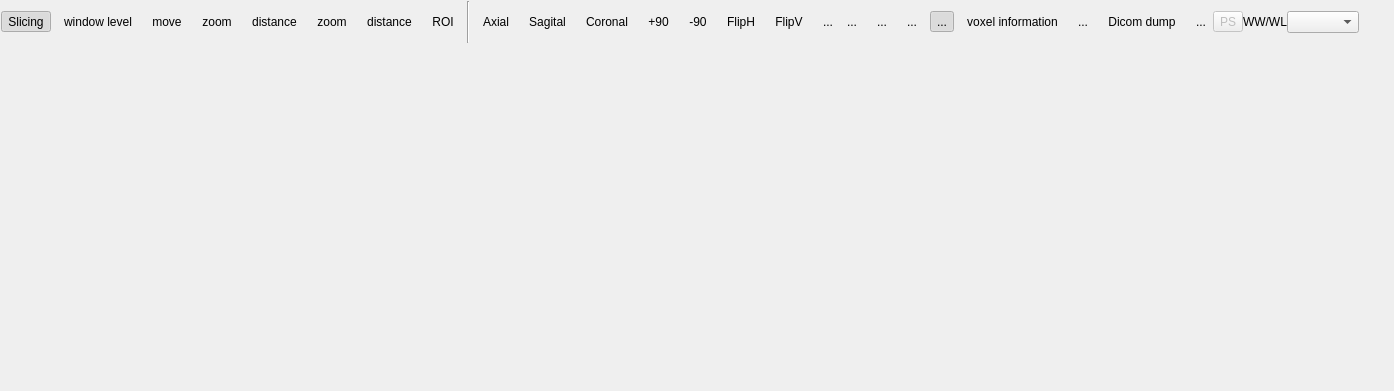
The window that starviewer/src/extensions/main/q2dviewer/q2dviewerextensionbase.ui (starviewer-medical/starviewer) describes before a commit, drawn with Qt 5.
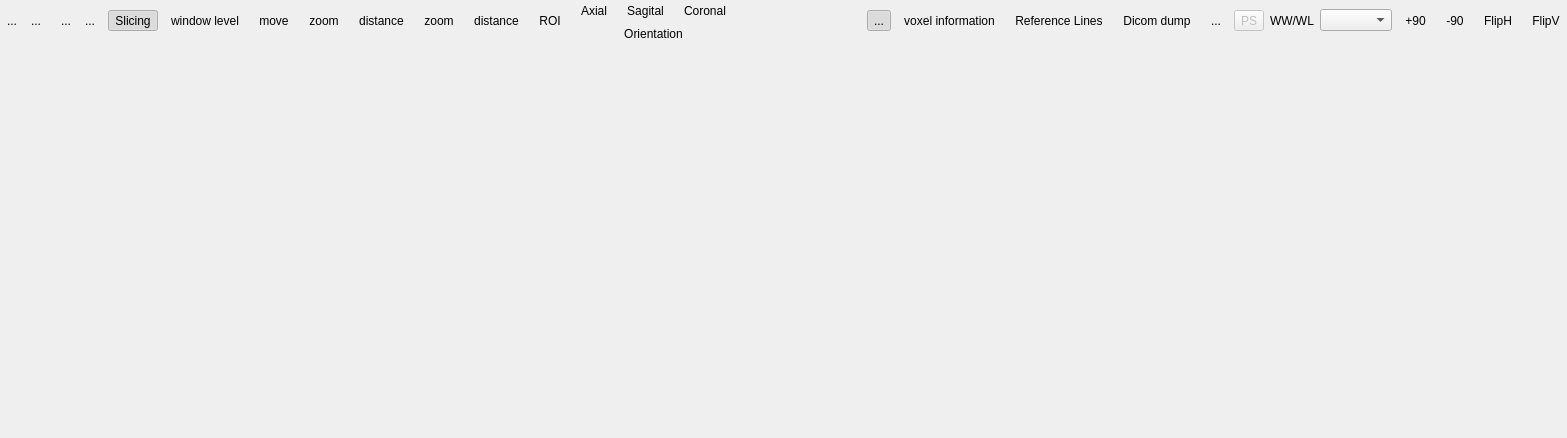
The same window after the commit. Icons and pictures are not drawn. Custom widgets are drawn as their Qt base class.

Commit message: ENH: Començant a "mutar" el look&feel de la 2D Viewer extension

The edit to the form file:
```diff
--- a/starviewer/src/extensions/main/q2dviewer/q2dviewerextensionbase.ui
+++ b/starviewer/src/extensions/main/q2dviewer/q2dviewerextensionbase.ui
@@ -5,16 +5,16 @@
    <rect>
     <x>0</x>
     <y>0</y>
-    <width>1394</width>
-    <height>391</height>
+    <width>1567</width>
+    <height>438</height>
    </rect>
   </property>
   <layout class="QVBoxLayout" >
    <property name="margin" >
-    <number>1</number>
+    <number>0</number>
    </property>
    <property name="spacing" >
-    <number>1</number>
+    <number>0</number>
    </property>
    <item>
     <layout class="QHBoxLayout" >
@@ -22,8 +22,138 @@
       <number>0</number>
      </property>
      <property name="spacing" >
-      <number>0</number>
+      <number>6</number>
      </property>
+     <item>
+      <layout class="QHBoxLayout" >
+       <property name="margin" >
+        <number>0</number>
+       </property>
+       <property name="spacing" >
+        <number>0</number>
+       </property>
+       <item>
+        <widget class="QToolButton" name="m_buttonGrid" >
+         <property name="toolTip" >
+          <string>Series layout</string>
+         </property>
+         <property name="text" >
+          <string>...</string>
+         </property>
+         <property name="icon" >
+          <iconset resource="../../../main/main.qrc" >:/images/grid.png</iconset>
+         </property>
+         <property name="iconSize" >
+          <size>
+           <width>32</width>
+           <height>32</height>
+          </size>
+         </property>
+         <property name="autoRaise" >
+          <bool>true</bool>
+         </property>
+        </widget>
+       </item>
+       <item>
+        <widget class="QToolButton" name="m_downButtonGrid" >
+         <property name="sizePolicy" >
+          <sizepolicy>
+           <hsizetype>0</hsizetype>
+           <vsizetype>5</vsizetype>
+           <horstretch>0</horstretch>
+           <verstretch>0</verstretch>
+          </sizepolicy>
+         </property>
+         <property name="toolTip" >
+          <string>Series layout</string>
+         </property>
+         <property name="text" >
+          <string>...</string>
+         </property>
+         <property name="icon" >
+          <iconset resource="../../../main/main.qrc" >:/images/down.png</iconset>
+         </property>
+         <property name="iconSize" >
+          <size>
+           <width>12</width>
+           <height>12</height>
+          </size>
+         </property>
+         <property name="checkable" >
+          <bool>false</bool>
+         </property>
+         <property name="autoRaise" >
+          <bool>true</bool>
+         </property>
+        </widget>
+       </item>
+      </layout>
+     </item>
+     <item>
+      <layout class="QHBoxLayout" >
+       <property name="margin" >
+        <number>0</number>
+       </property>
+       <property name="spacing" >
+        <number>0</number>
+       </property>
+       <item>
+        <widget class="QToolButton" name="m_imageGrid" >
+         <property name="toolTip" >
+          <string>Image layout</string>
+         </property>
+         <property name="text" >
+          <string>...</string>
+         </property>
+         <property name="icon" >
+          <iconset resource="../../../main/main.qrc" >:/images/grid.png</iconset>
+         </property>
+         <property name="iconSize" >
+          <size>
+           <width>32</width>
+           <height>32</height>
+          </size>
+         </property>
+         <property name="autoRaise" >
+          <bool>true</bool>
+         </property>
+        </widget>
+       </item>
+       <item>
+        <widget class="QToolButton" name="m_downImageGrid" >
+         <property name="sizePolicy" >
+          <sizepolicy>
+           <hsizetype>0</hsizetype>
+           <vsizetype>5</vsizetype>
+           <horstretch>0</horstretch>
+           <verstretch>0</verstretch>
+          </sizepolicy>
+         </property>
+         <property name="toolTip" >
+          <string>Image layout</string>
+         </property>
+         <property name="text" >
+          <string>...</string>
+         </property>
+         <property name="icon" >
+          <iconset resource="../../../main/main.qrc" >:/images/down.png</iconset>
+         </property>
+         <property name="iconSize" >
+          <size>
+           <width>12</width>
+           <height>12</height>
+          </size>
+         </property>
+         <property name="checkable" >
+          <bool>false</bool>
+         </property>
+         <property name="autoRaise" >
+          <bool>true</bool>
+         </property>
+        </widget>
+       </item>
+      </layout>
+     </item>
      <item>
       <layout class="QHBoxLayout" >
        <property name="margin" >
@@ -211,161 +341,28 @@
          </property>
         </widget>
        </item>
-       <item>
-        <widget class="Line" name="line" >
-         <property name="orientation" >
-          <enum>Qt::Vertical</enum>
-         </property>
-        </widget>
-       </item>
-       <item>
-        <widget class="QToolButton" name="m_axialViewToolButton" >
-         <property name="text" >
-          <string>Axial</string>
-         </property>
-         <property name="icon" >
-          <iconset/>
-         </property>
-         <property name="iconSize" >
-          <size>
-           <width>32</width>
-           <height>32</height>
-          </size>
-         </property>
-         <property name="autoRaise" >
-          <bool>true</bool>
-         </property>
-        </widget>
-       </item>
-       <item>
-        <widget class="QToolButton" name="m_sagitalViewToolButton" >
-         <property name="text" >
-          <string>Sagital</string>
-         </property>
-         <property name="icon" >
-          <iconset/>
-         </property>
-         <property name="iconSize" >
-          <size>
-           <width>32</width>
-           <height>32</height>
-          </size>
-         </property>
-         <property name="autoRaise" >
-          <bool>true</bool>
-         </property>
-        </widget>
-       </item>
-       <item>
-        <widget class="QToolButton" name="m_coronalViewToolButton" >
-         <property name="text" >
-          <string>Coronal</string>
-         </property>
-         <property name="icon" >
-          <iconset/>
-         </property>
-         <property name="iconSize" >
-          <size>
-           <width>32</width>
-           <height>32</height>
-          </size>
-         </property>
-         <property name="autoRaise" >
-          <bool>true</bool>
-         </property>
-        </widget>
-       </item>
-       <item>
-        <widget class="QToolButton" name="m_rotateClockWiseToolButton" >
-         <property name="text" >
-          <string>+90</string>
-         </property>
-         <property name="icon" >
-          <iconset/>
-         </property>
-         <property name="iconSize" >
-          <size>
-           <width>32</width>
-           <height>32</height>
-          </size>
-         </property>
-         <property name="autoRaise" >
-          <bool>true</bool>
-         </property>
-        </widget>
-       </item>
-       <item>
-        <widget class="QToolButton" name="m_rotateCounterClockWiseToolButton" >
-         <property name="text" >
-          <string>-90</string>
-         </property>
-         <property name="icon" >
-          <iconset/>
-         </property>
-         <property name="iconSize" >
-          <size>
-           <width>32</width>
-           <height>32</height>
-          </size>
-         </property>
-         <property name="autoRaise" >
-          <bool>true</bool>
-         </property>
-        </widget>
-       </item>
-       <item>
-        <widget class="QToolButton" name="m_flipHorizontalToolButton" >
-         <property name="text" >
-          <string>FlipH</string>
-         </property>
-         <property name="icon" >
-          <iconset/>
-         </property>
-         <property name="iconSize" >
-          <size>
-           <width>32</width>
-           <height>32</height>
-          </size>
-         </property>
-         <property name="autoRaise" >
-          <bool>true</bool>
-         </property>
-        </widget>
-       </item>
-       <item>
-        <widget class="QToolButton" name="m_flipVerticalToolButton" >
-         <property name="text" >
-          <string>FlipV</string>
-         </property>
-         <property name="icon" >
-          <iconset/>
-         </property>
-         <property name="iconSize" >
-          <size>
-           <width>32</width>
-           <height>32</height>
-          </size>
-         </property>
-         <property name="autoRaise" >
-          <bool>true</bool>
-         </property>
-        </widget>
-       </item>
+      </layout>
+     </item>
+     <item>
+      <layout class="QVBoxLayout" >
+       <property name="margin" >
+        <number>0</number>
+       </property>
+       <property name="spacing" >
+        <number>6</number>
+       </property>
        <item>
         <layout class="QHBoxLayout" >
          <property name="margin" >
           <number>0</number>
          </property>
          <property name="spacing" >
-          <number>0</number>
+          <number>6</number>
          </property>
          <item>
-          <widget class="QToolButton" name="m_buttonGrid" >
-           <property name="toolTip" >
-            <string>Series layout</string>
-           </property>
+          <widget class="QToolButton" name="m_axialViewToolButton" >
            <property name="text" >
-            <string>...</string>
+            <string>Axial</string>
            </property>
            <property name="icon" >
             <iconset resource="../../../main/main.qrc" >:/images/grid.png</iconset>
@@ -382,33 +379,38 @@
           </widget>
          </item>
          <item>
-          <widget class="QToolButton" name="m_downButtonGrid" >
-           <property name="sizePolicy" >
-            <sizepolicy>
-             <hsizetype>0</hsizetype>
-             <vsizetype>0</vsizetype>
-             <horstretch>0</horstretch>
-             <verstretch>0</verstretch>
-            </sizepolicy>
+          <widget class="QToolButton" name="m_sagitalViewToolButton" >
+           <property name="text" >
+            <string>Sagital</string>
            </property>
            <property name="toolTip" >
             <string>Series layout</string>
            </property>
+           <property name="iconSize" >
+            <size>
+             <width>32</width>
+             <height>32</height>
+            </size>
+           </property>
+           <property name="autoRaise" >
+            <bool>true</bool>
+           </property>
+          </widget>
+         </item>
+         <item>
+          <widget class="QToolButton" name="m_coronalViewToolButton" >
            <property name="text" >
-            <string>...</string>
+            <string>Coronal</string>
            </property>
            <property name="icon" >
             <iconset resource="../../../main/main.qrc" >:/images/down.png</iconset>
            </property>
            <property name="iconSize" >
             <size>
-             <width>12</width>
-             <height>12</height>
+             <width>32</width>
+             <height>32</height>
             </size>
            </property>
-           <property name="checkable" >
-            <bool>false</bool>
-           </property>
            <property name="autoRaise" >
             <bool>true</bool>
            </property>
@@ -417,52 +419,28 @@
         </layout>
        </item>
        <item>
-        <widget class="QToolButton" name="m_imageGrid" >
-         <property name="toolTip" >
-          <string>Image layout</string>
-         </property>
+        <widget class="QLabel" name="label_2" >
          <property name="text" >
-          <string>...</string>
+          <string>Orientation</string>
          </property>
-         <property name="icon" >
-          <iconset resource="../../../main/main.qrc" >:/images/grid.png</iconset>
+         <property name="alignment" >
+          <set>Qt::AlignCenter</set>
          </property>
-         <property name="iconSize" >
-          <size>
-           <width>32</width>
-           <height>32</height>
-          </size>
-         </property>
-         <property name="autoRaise" >
-          <bool>true</bool>
-         </property>
         </widget>
        </item>
-       <item>
-        <widget class="QToolButton" name="m_downImageGrid" >
-         <property name="toolTip" >
-          <string>Image layout</string>
-         </property>
-         <property name="text" >
-          <string>...</string>
-         </property>
-         <property name="icon" >
-          <iconset resource="../../../main/main.qrc" >:/images/down.png</iconset>
-         </property>
-         <property name="iconSize" >
-          <size>
-           <width>12</width>
-           <height>12</height>
-          </size>
-         </property>
-         <property name="checkable" >
-          <bool>false</bool>
-         </property>
-         <property name="autoRaise" >
-          <bool>true</bool>
-         </property>
-        </widget>
-       </item>
+      </layout>
+     </item>
+     <item>
+      <widget class="QCINEController" native="1" name="m_cineController" />
+     </item>
+     <item>
+      <layout class="QHBoxLayout" >
+       <property name="margin" >
+        <number>0</number>
+       </property>
+       <property name="spacing" >
+        <number>6</number>
+       </property>
        <item>
         <widget class="QToolButton" name="m_viewerInformationToolButton" >
          <property name="text" >
@@ -513,7 +491,7 @@
        <item>
         <widget class="QToolButton" name="m_referenceLinesToolButton" >
          <property name="text" >
-          <string>...</string>
+          <string>Reference Lines</string>
          </property>
          <property name="iconSize" >
           <size>
@@ -570,24 +548,21 @@
          </property>
         </widget>
        </item>
+       <item>
+        <widget class="QToolButton" name="m_presentationStateSwitchToolButton" >
+         <property name="enabled" >
+          <bool>false</bool>
+         </property>
+         <property name="text" >
+          <string>PS</string>
+         </property>
+         <property name="checkable" >
+          <bool>true</bool>
+         </property>
+        </widget>
+       </item>
       </layout>
      </item>
-     <item>
-      <widget class="QCINEController" native="1" name="m_cineController" />
-     </item>
-     <item>
-      <widget class="QToolButton" name="m_presentationStateSwitchToolButton" >
-       <property name="enabled" >
-        <bool>false</bool>
-       </property>
-       <property name="text" >
-        <string>PS</string>
-       </property>
-       <property name="checkable" >
-        <bool>true</bool>
-       </property>
-      </widget>
-     </item>
      <item>
       <layout class="QHBoxLayout" >
        <property name="margin" >
@@ -610,18 +585,91 @@
          </property>
         </widget>
        </item>
+      </layout>
+     </item>
+     <item>
+      <layout class="QHBoxLayout" >
+       <property name="margin" >
+        <number>0</number>
+       </property>
+       <property name="spacing" >
+        <number>6</number>
+       </property>
        <item>
-        <spacer>
-         <property name="orientation" >
-          <enum>Qt::Horizontal</enum>
+        <widget class="QToolButton" name="m_rotateClockWiseToolButton" >
+         <property name="text" >
+          <string>+90</string>
          </property>
-         <property name="sizeHint" >
+         <property name="icon" >
+          <iconset resource="../../../main/main.qrc" >:/images/rotateClockWise.png</iconset>
+         </property>
+         <property name="iconSize" >
           <size>
-           <width>20</width>
-           <height>42</height>
+           <width>32</width>
+           <height>32</height>
           </size>
          </property>
-        </spacer>
+         <property name="autoRaise" >
+          <bool>true</bool>
+         </property>
+        </widget>
+       </item>
+       <item>
+        <widget class="QToolButton" name="m_rotateCounterClockWiseToolButton" >
+         <property name="text" >
+          <string>-90</string>
+         </property>
+         <property name="icon" >
+          <iconset resource="../../../main/main.qrc" >:/images/rotateCounterClockWise.png</iconset>
+         </property>
+         <property name="iconSize" >
+          <size>
+           <width>32</width>
+           <height>32</height>
+          </size>
+         </property>
+         <property name="autoRaise" >
+          <bool>true</bool>
+         </property>
+        </widget>
+       </item>
+       <item>
+        <widget class="QToolButton" name="m_flipHorizontalToolButton" >
+         <property name="text" >
+          <string>FlipH</string>
+         </property>
+         <property name="icon" >
+          <iconset resource="../../../main/main.qrc" >:/images/flipHorizontal.png</iconset>
+         </property>
+         <property name="iconSize" >
+          <size>
+           <width>32</width>
+           <height>32</height>
+          </size>
+         </property>
+         <property name="autoRaise" >
+          <bool>true</bool>
+         </property>
+        </widget>
+       </item>
+       <item>
+        <widget class="QToolButton" name="m_flipVerticalToolButton" >
+         <property name="text" >
+          <string>FlipV</string>
+         </property>
+         <property name="icon" >
+          <iconset resource="../../../main/main.qrc" >:/images/flipVertical.png</iconset>
+         </property>
+         <property name="iconSize" >
+          <size>
+           <width>32</width>
+           <height>32</height>
+          </size>
+         </property>
+         <property name="autoRaise" >
+          <bool>true</bool>
+         </property>
+        </widget>
        </item>
       </layout>
      </item>
```
Left out of the diff: 24 changed lines with no effect on the pictures.
